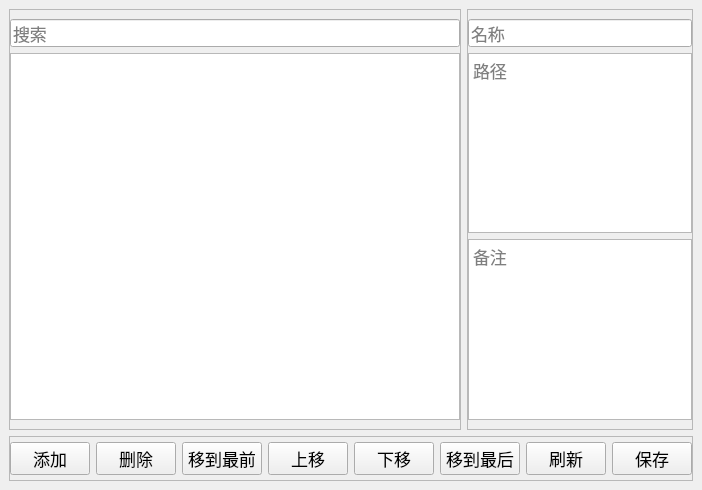
suifengpiaoyang/PathManager, file ui/main_window.ui: the form before one commit.
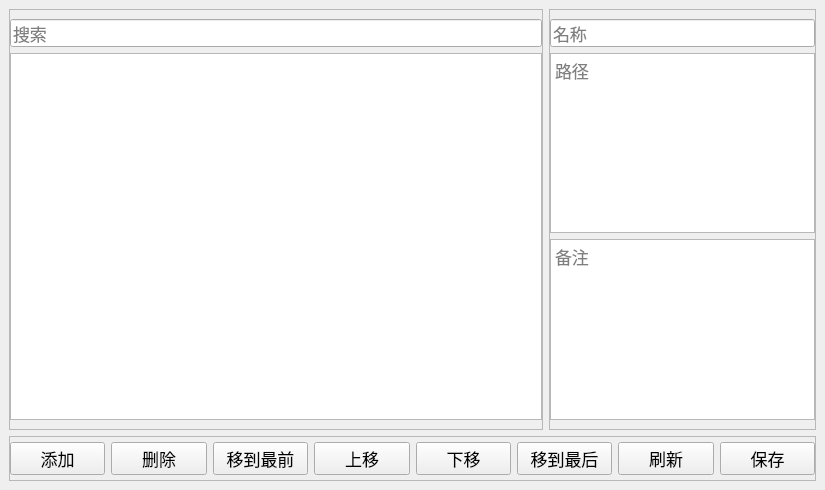
The form after the commit. Custom widgets are drawn as their Qt base class.

Commit message: 修改程序名称

The edit to the form file:
```diff
--- a/ui/main_window.ui
+++ b/ui/main_window.ui
@@ -6,7 +6,7 @@
    <rect>
     <x>0</x>
     <y>0</y>
-    <width>664</width>
+    <width>825</width>
     <height>490</height>
    </rect>
   </property>
```
Left out of the diff: 6 changed lines with no effect on the pictures.
